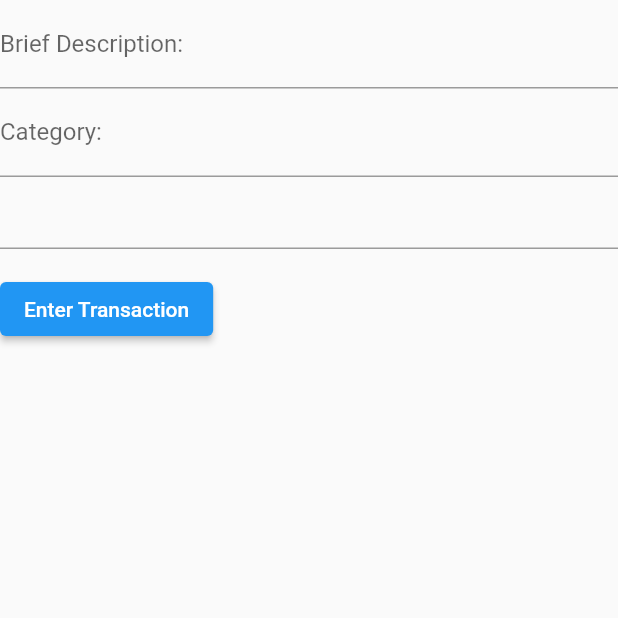
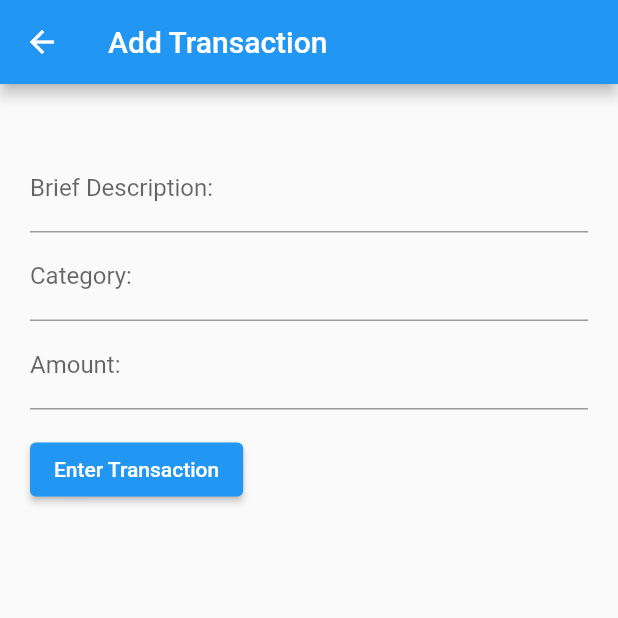
Before and after one commit to Lamb-Stack/PiFi, a Flutter app: the AddTransaction screen opened directly, on a phone screen of 412 x 824 dp, the top half of it. Run offline on Flutter 3.47's test engine with Material 2 defaults, Android fonts, the light colour scheme and no system bars; our stand-ins replace currency_text_input_formatter, sqflite, table_calendar; missing offline and left inert: dart:html; accounts and stored records are empty.

Commit message:
more stuff

```diff
--- a/lib/addTransaction.dart
+++ b/lib/addTransaction.dart
@@ -1,6 +1,14 @@
 import 'package:currency_text_input_formatter/currency_text_input_formatter.dart';
 import 'package:flutter/material.dart';
-import 'package:flutter/services.dart';
+import 'package:sqflite/sqflite.dart';
+
+Future<void> insertData(String description, String category, int value) async {
+  database = await openDatabase(
+    join(await getDatabasesPath(), 'databaseName.db'),
+    onCreate: (db, version) {},
+    version: 1,
+  );
+}
 
 class AddTransaction extends StatefulWidget {
   const AddTransaction({super.key});
@@ -17,8 +25,14 @@ class AddTransactionState extends State<AddTransaction> {
   @override
   Widget build(BuildContext context) {
     return Scaffold(
+      appBar: AppBar(
+        title: Text("Add Transaction"),
+      ),
       key: _formKey,
-      body: Column(
+      body: Center(
+        child: Padding(
+          padding: const EdgeInsets.symmetric(vertical: 40.0, horizontal: 20.0),
+          child: Column(
             crossAxisAlignment: CrossAxisAlignment.start,
             children: [
               TextFormField(
@@ -45,9 +59,14 @@ class AddTransactionState extends State<AddTransaction> {
                   labelText: 'Category:',
                 ),
               ),
-          TextField(
+              TextFormField(
                 inputFormatters: [CurrencyTextInputFormatter()],
                 keyboardType: TextInputType.number,
+                decoration: const InputDecoration(
+                  border: UnderlineInputBorder(),
+                  labelText: 'Amount:',
+                  hintText: "0.00",
+                ),
               ),
               Padding(
                 padding: const EdgeInsets.symmetric(vertical: 16.0),
@@ -64,6 +83,8 @@ class AddTransactionState extends State<AddTransaction> {
               ),
             ],
           ),
+        ),
+      ),
     );
   }
 }
```
Lines whose indentation alone changed are shown as unchanged.
